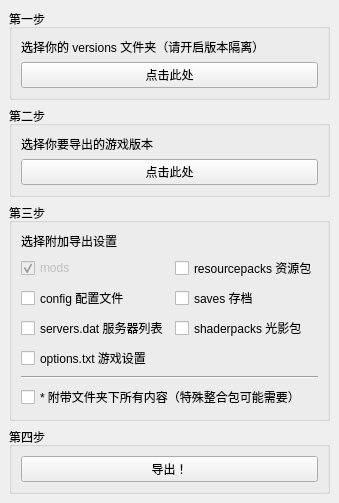
This is mmet.ui in xxtg666/MinecraftModpackExportTool as Qt 5 draws it before an edit. The edited form follows.
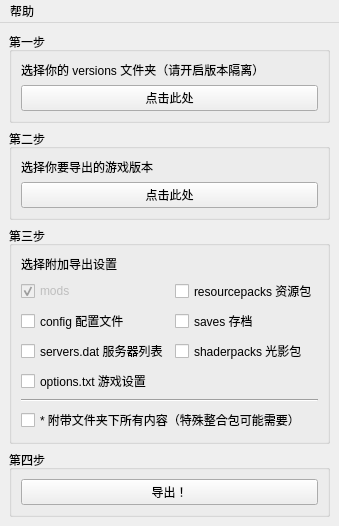
This is the edited form.

Commit message: Add about page

Patch:
```diff
--- a/mmet.ui
+++ b/mmet.ui
@@ -171,6 +171,34 @@
     </item>
    </layout>
   </widget>
+  <widget class="QMenuBar" name="menuBar">
+   <property name="geometry">
+    <rect>
+     <x>0</x>
+     <y>0</y>
+     <width>339</width>
+     <height>22</height>
+    </rect>
+   </property>
+   <widget class="QMenu" name="menu">
+    <property name="title">
+     <string>帮助</string>
+    </property>
+    <addaction name="action_MMET"/>
+    <addaction name="action_GitHub"/>
+   </widget>
+   <addaction name="menu"/>
+  </widget>
+  <action name="action_MMET">
+   <property name="text">
+    <string>关于 MMET</string>
+   </property>
+  </action>
+  <action name="action_GitHub">
+   <property name="text">
+    <string>GitHub</string>
+   </property>
+  </action>
  </widget>
  <resources/>
  <connections/>
```
The commit also changes 2 other files.
